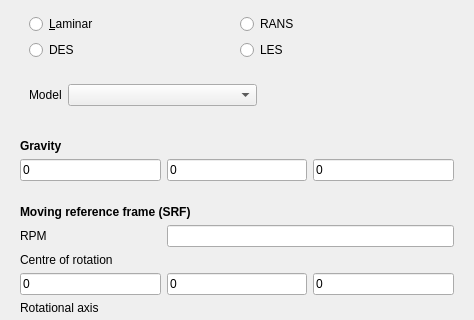
This is Gui/TaskPanelPhysics.ui in jaheyns/CfdOF as Qt 5 draws it before an edit; both pictures show x 0 to 474 and y 279 to 599 of the 474 by 907 pixel window. The edited form follows.
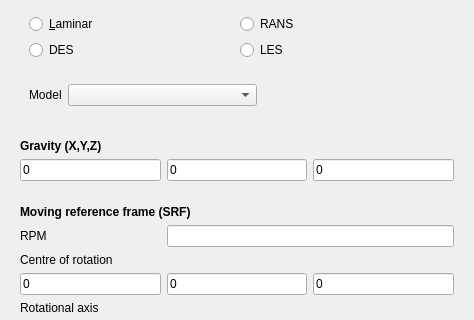
This is the edited form. Custom widgets are drawn as their Qt base class.

What changed in the file:
```diff
--- a/Gui/TaskPanelPhysics.ui
+++ b/Gui/TaskPanelPhysics.ui
@@ -687,12 +687,11 @@
        <widget class="QLabel" name="label">
         <property name="font">
          <font>
-          <weight>75</weight>
           <bold>true</bold>
          </font>
         </property>
         <property name="text">
-         <string>Gravity</string>
+         <string>Gravity (X,Y,Z)</string>
         </property>
        </widget>
       </item>
```
Left out of the diff: 44 changed lines with no effect on the pictures.
